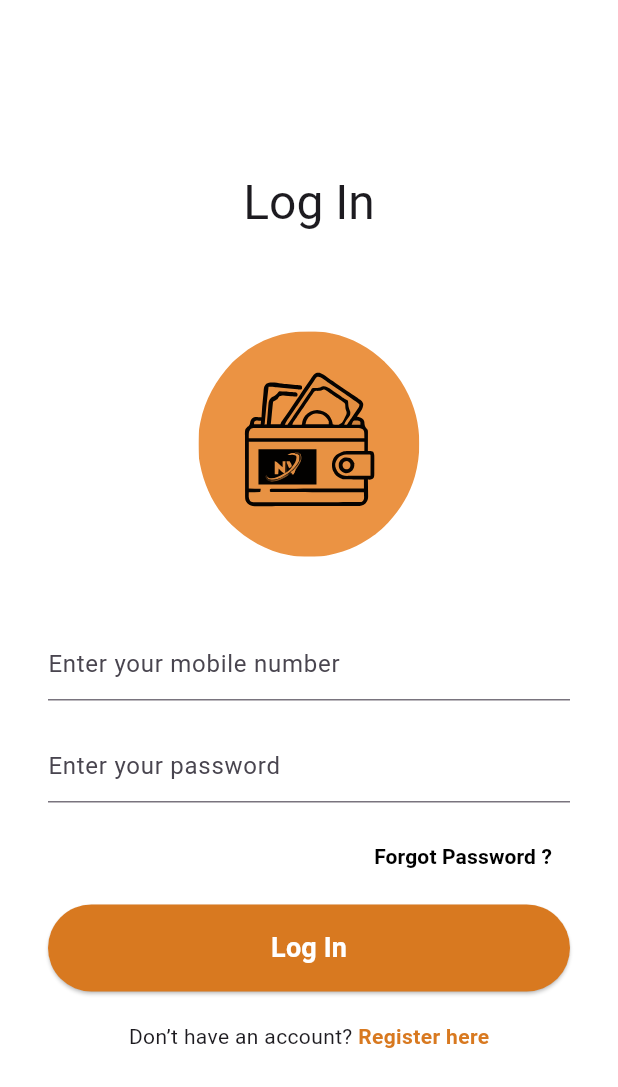
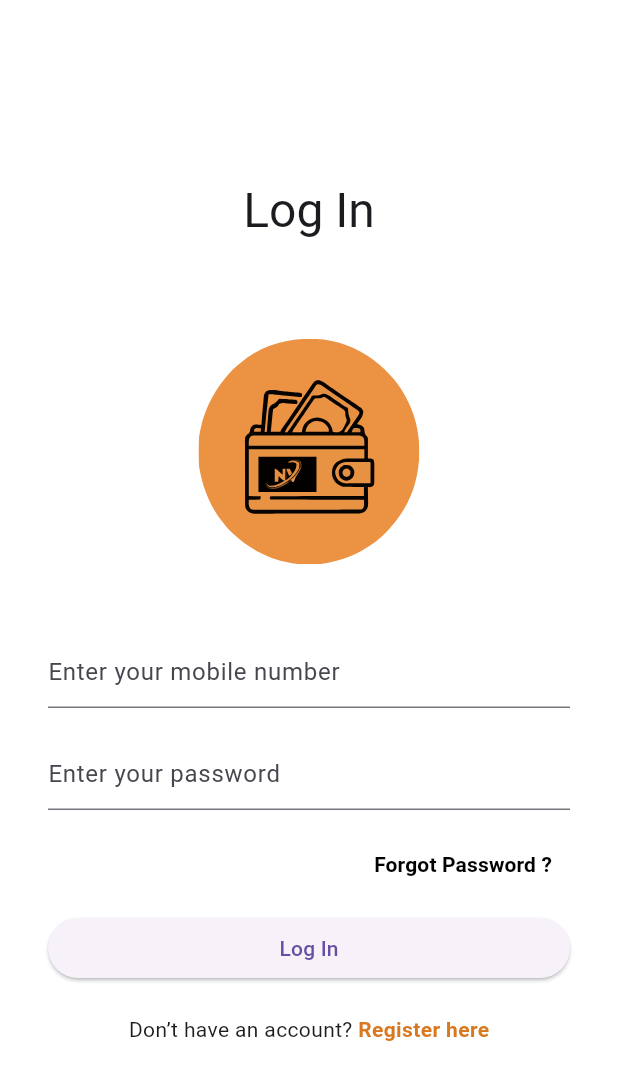
Before and after one commit to ritikastha8/Digitall_wallett, a Flutter app: the LoginScreen screen opened directly, on a phone screen of 412 x 824 dp. Shown: the top 1087 px of the screen. Run offline on Flutter 3.47's test engine with Material 3 defaults, Android fonts, the phone set to English and light mode, and no system bars; our stand-ins replace flutter_svg.

Commit message:
Apply theme and fonr in login button

```diff
--- a/lib/screens/login_screen.dart
+++ b/lib/screens/login_screen.dart
@@ -188,18 +188,22 @@ class _LoginScreenState extends State<LoginScreen> {
                   width: double.infinity,
                   child: ElevatedButton(
                     onPressed: _onLoginPressed,
-                    style: ElevatedButton.styleFrom(
-                      backgroundColor: const Color.fromARGB(255, 216, 121, 32),
-                      foregroundColor: Colors.white,
-                      shape: const StadiumBorder(),
-                      padding: const EdgeInsets.symmetric(vertical: 16),
-                    ),
+                    // style: ElevatedButton.styleFrom(
+                    //   backgroundColor: const Color.fromARGB(255, 216, 121, 32),
+                    //   foregroundColor: Colors.white,
+                    //   shape: const StadiumBorder(),
+                    //   padding: const EdgeInsets.symmetric(vertical: 16),
+                    // ),
                     child: Text(
                       'Log In',
-                      style: TextStyle(
-                        fontSize: 18,
-                        fontWeight: FontWeight.w600,
-                      ),
+                      // style: TextStyle(
+                      //   fontSize: 18,
+                      //   fontWeight: FontWeight.w600,
+                      // ),
+                      style:
+                          Theme.of(context).elevatedButtonTheme.style?.textStyle
+                              ?.resolve(const {}) ??
+                          const TextStyle(), // uses theme style
                     ),
                   ),
                 ),
```
